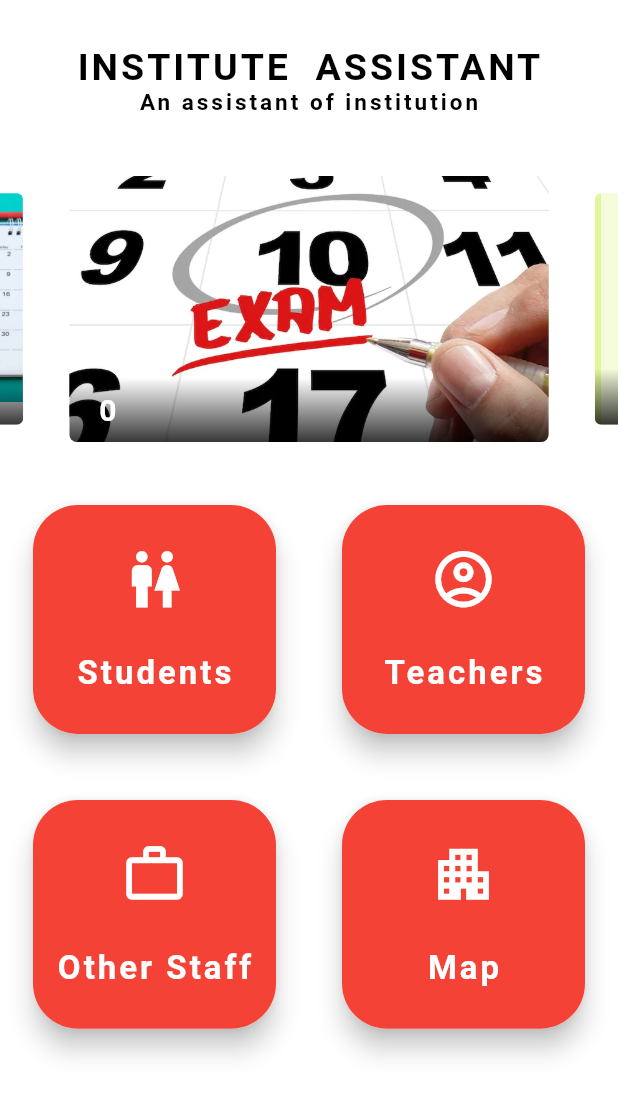
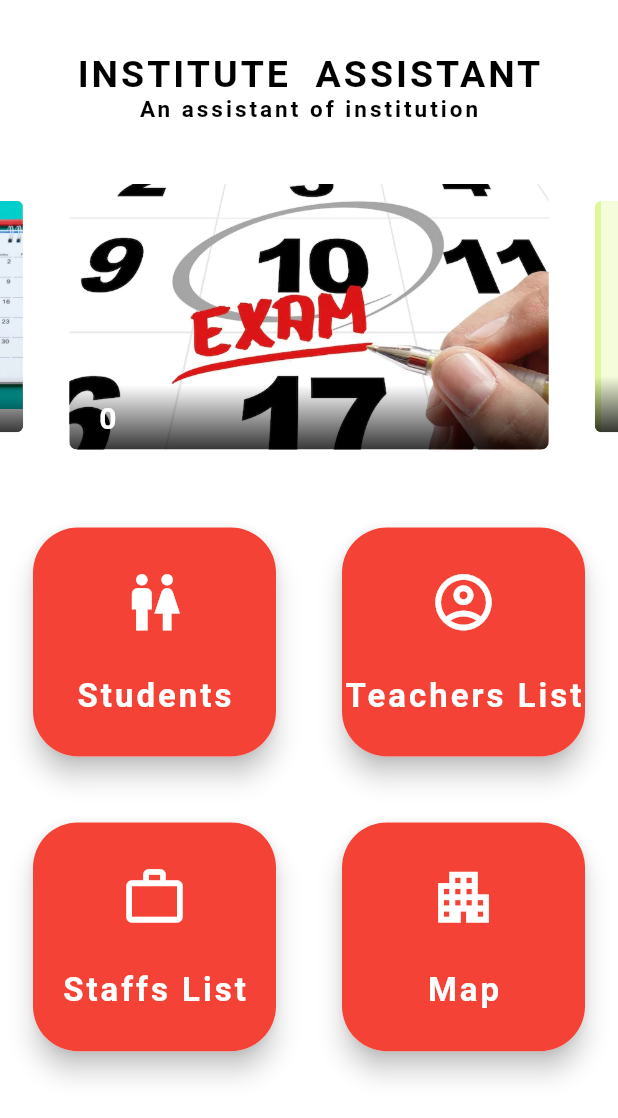
Before and after one commit to akshaykarthikeyan/institute_assistant_app, a Flutter app: the StudentsHomePage screen opened directly, on a phone screen of 412 x 824 dp. Shown: the top 1118 px of the screen. Run offline on Flutter 3.47's test engine with Material 2 defaults, Android fonts, the phone set to English and light mode, and no system bars; drawn by our look-alikes of carousel_slider; our stand-ins replace flutter_slidable; missing offline and left inert: flutter_neat_and_clean_calendar, multi_select_item.

Commit message:
update
update

```diff
--- a/lib/main.dart
+++ b/lib/main.dart
@@ -1,6 +1,6 @@
 import 'package:flutter/material.dart';
 import 'package:institute_assistant_app/providers/name_provider.dart';
-import 'package:institute_assistant_app/screens/t_teachers_home_page.dart';
+import 'package:institute_assistant_app/screens/s_students_home_page.dart';
 import 'package:provider/provider.dart';
 
 void main() {
@@ -15,7 +15,7 @@ class MainApp extends StatelessWidget {
       child: MaterialApp(
         debugShowCheckedModeBanner: false,
         title: 'Institute assistant app',
-        home: TeachersHomePage(),
+        home: StudentsHomePage(),
       ),
     );
   }
--- a/lib/screens/login.dart
+++ b/lib/screens/login.dart
@@ -130,7 +130,7 @@ class _LoginState extends State<Login> {
                           },
                           decoration: new InputDecoration(
                               prefixIcon: Icon(
-                                Icons.lock_open_outlined,
+                                Icons.lock_outlined,
                               ),
                               labelText: 'Password',
                               labelStyle: TextStyle(
--- a/lib/screens/s_students_home_page.dart
+++ b/lib/screens/s_students_home_page.dart
@@ -3,9 +3,9 @@ import 'package:flutter/animation.dart';
 import 'package:flutter/cupertino.dart';
 import 'package:flutter/material.dart';
 import 'package:institute_assistant_app/screens/map.dart';
-import 'package:institute_assistant_app/screens/o_other_staff.dart';
+import 'package:institute_assistant_app/screens/s_otherstaff_attendance.dart';
 import 'package:institute_assistant_app/screens/s_student_page.dart';
-import 'package:institute_assistant_app/screens/s_teachers_page.dart';
+import 'package:institute_assistant_app/screens/s_teachers_view_attendance.dart';
 
 class StudentsHomePage extends StatelessWidget {
   final List<String> imgList = [
@@ -67,7 +67,7 @@ class StudentsHomePage extends StatelessWidget {
           child: Column(
             children: [
               SizedBox(
-                height: 30.0,
+                height: 35.0,
               ),
               Row(
                 mainAxisAlignment: MainAxisAlignment.center,
@@ -110,7 +110,7 @@ class StudentsHomePage extends StatelessWidget {
                 ],
               ),
               SizedBox(
-                height: 15.0,
+                height: 25.0,
               ),
               Row(
                 children: [
@@ -170,7 +170,7 @@ class StudentsHomePage extends StatelessWidget {
                           Navigator.push(
                             context,
                             MaterialPageRoute(
-                              builder: (context) => STeachersPage(),
+                              builder: (context) => TeachersAttendanceView(),
                             ),
                           );
                         },
@@ -194,7 +194,7 @@ class StudentsHomePage extends StatelessWidget {
                                   color: Colors.white,
                                 ),
                                 Text(
-                                  'Teachers',
+                                  'Teachers List',
                                   style: TextStyle(
                                     color: Colors.white,
                                     fontSize: 22.0,
@@ -222,7 +222,7 @@ class StudentsHomePage extends StatelessWidget {
                           Navigator.push(
                             context,
                             MaterialPageRoute(
-                              builder: (context) => OtherStaff(),
+                              builder: (context) => OtherStaffAttendance(),
                             ),
                           );
                         },
@@ -246,8 +246,9 @@ class StudentsHomePage extends StatelessWidget {
                                   color: Colors.white,
                                 ),
                                 Text(
-                                  'Other Staff',
+                                  'Staffs List',
                                   style: TextStyle(
+                                    inherit: true,
                                     color: Colors.white,
                                     fontSize: 22.0,
                                     letterSpacing: 2.0,
```
Also changed, not shown: lib/screens/s_teachers_page.dart (deleted, +0 -81 lines), 1 other file.
